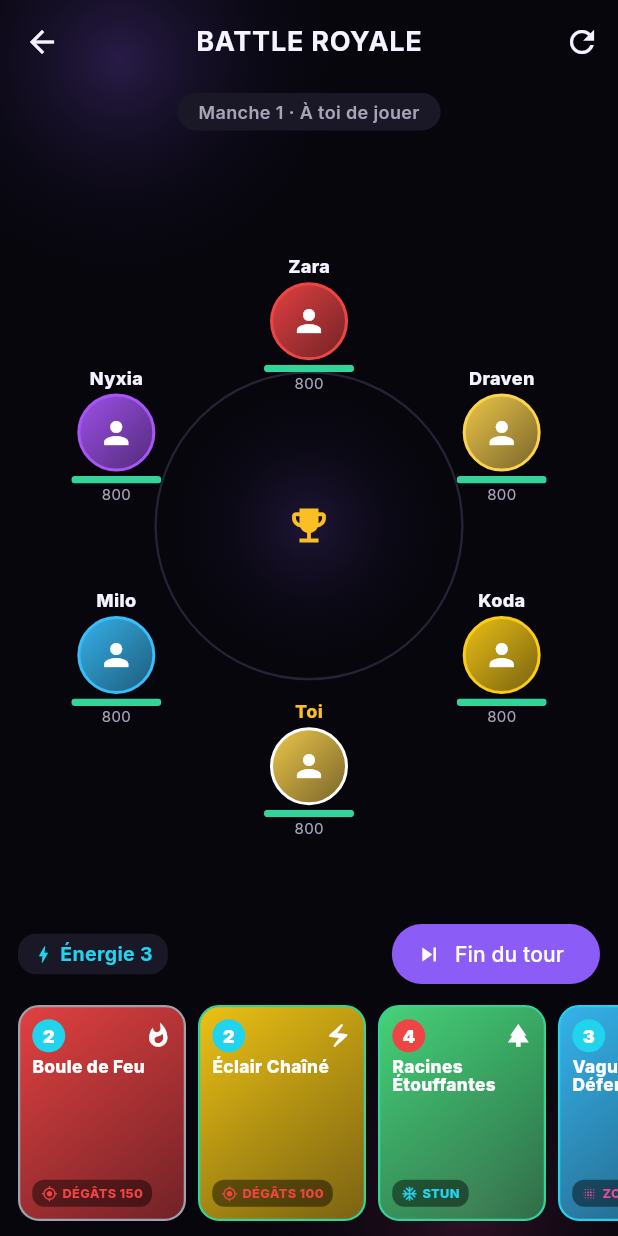
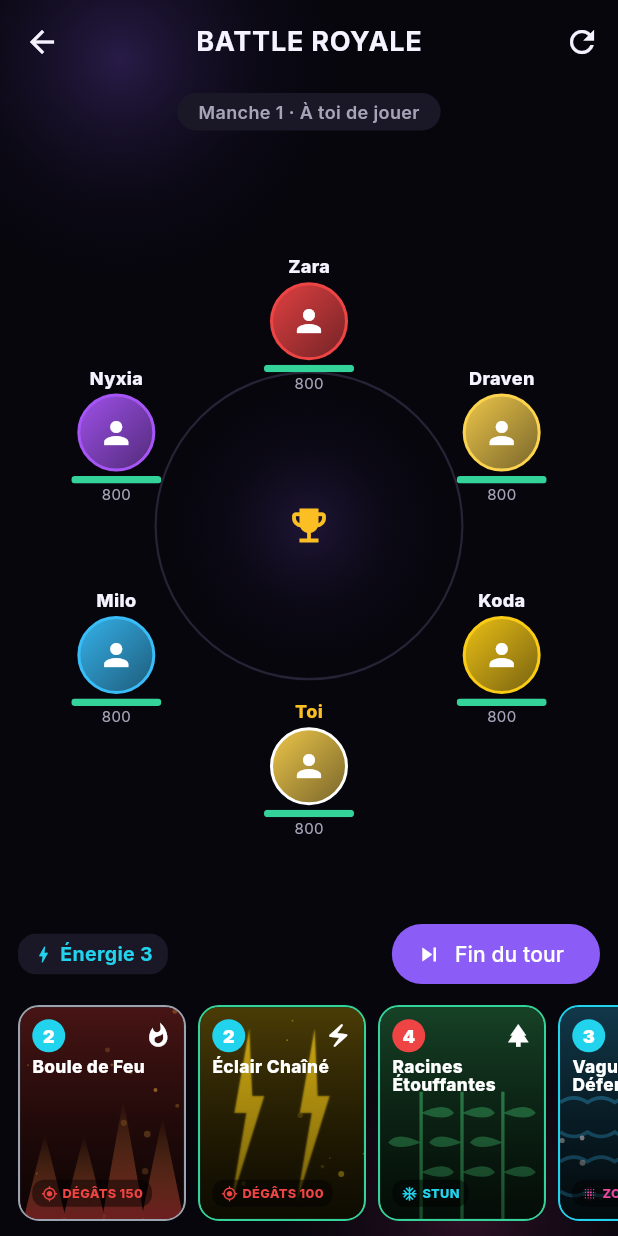
Before and after one commit to Ayoubkkhammassi/gametun, a Flutter app: the BattleRoyaleScreen screen opened directly, after a tap on an icon or button, on a phone screen of 412 x 824 dp. Run offline on Flutter 3.47's test engine with Material 3 defaults, Android fonts, the phone set to English and light mode, and no system bars; our stand-ins replace audioplayers, dio, flutter_riverpod, flutter_secure_storage, go_router, google_fonts and 5 more; missing offline and left inert: record; accounts and stored records are empty.

Commit message:
feat(minigames): cartes illustrées — art procédural par élément (v12)
- CbCardArt : CustomPainter dessinant une scène stylée par élément
  (flammes, vagues, feuilles, éclairs, vide, rayons de lumière)
- Fond des cartes en Battle Royale et TCG (voile pour lisibilité)
- Gratuit, hors-ligne, original ; hook prêt pour de vraies images plus tard
- Bump version 11 -> 12

Co-Authored-By: Claude Opus 4.8 <noreply@anthropic.com>

```diff
--- a/mobile/lib/core/config/env.dart
+++ b/mobile/lib/core/config/env.dart
@@ -18,7 +18,7 @@ class Env {
   /// Numéro de version de CETTE build (à incrémenter à chaque nouvel APK).
   /// Le serveur renvoie la dernière version ; si elle est > à celle-ci,
   /// l'app propose la mise à jour.
-  static const int appVersionCode = 11;
+  static const int appVersionCode = 12;
 
   /// ID client Web Google (public) — pour obtenir un idToken vérifiable serveur.
   static const String googleServerClientId =
--- a/mobile/lib/features/minigames/card_battle/battle_royale_screen.dart
+++ b/mobile/lib/features/minigames/card_battle/battle_royale_screen.dart
@@ -3,6 +3,7 @@ import 'dart:math';
 import 'package:flutter/material.dart';
 import '../../../core/theme/app_colors.dart';
 import '../../../core/widgets/gt_scaffold.dart';
+import 'cb_card_art.dart';
 import 'cb_data.dart';
 import 'cb_models.dart';
 
@@ -715,13 +716,37 @@ class _BattleRoyaleScreenState extends State<BattleRoyaleScreen>
         width: 112,
         transform: Matrix4.translationValues(0, selected ? -10 : 0, 0),
         decoration: BoxDecoration(
-          gradient: c.element.gradient,
           borderRadius: BorderRadius.circular(14),
           border: Border.all(
             color: selected ? AppColors.gold : c.rarity.color,
             width: selected ? 2.5 : 1.5,
           ),
         ),
+        child: ClipRRect(
+          borderRadius: BorderRadius.circular(12),
+          child: Stack(
+            fit: StackFit.expand,
+            children: [
+              // Illustration procédurale (fond).
+              Positioned.fill(
+                child: CbCardArt(element: c.element, seed: c.id.hashCode),
+              ),
+              // Voile pour la lisibilité du texte.
+              Positioned.fill(
+                child: DecoratedBox(
+                  decoration: BoxDecoration(
+                    gradient: LinearGradient(
+                      begin: Alignment.topCenter,
+                      end: Alignment.bottomCenter,
+                      colors: [
+                        Colors.black.withValues(alpha: 0.15),
+                        Colors.black.withValues(alpha: 0.55),
+                      ],
+                    ),
+                  ),
+                ),
+              ),
+              Padding(
                 padding: const EdgeInsets.all(8),
                 child: Column(
                   crossAxisAlignment: CrossAxisAlignment.start,
@@ -733,7 +758,8 @@ class _BattleRoyaleScreenState extends State<BattleRoyaleScreen>
                           height: 22,
                           alignment: Alignment.center,
                           decoration: BoxDecoration(
-                    color: affordable ? AppColors.cyan : AppColors.danger,
+                            color:
+                                affordable ? AppColors.cyan : AppColors.danger,
                             shape: BoxShape.circle,
                           ),
                           child: Text('${c.cost}',
@@ -758,6 +784,10 @@ class _BattleRoyaleScreenState extends State<BattleRoyaleScreen>
                     const Spacer(),
                     _kindBadge(k, c),
                   ],
+                ),
+              ),
+            ],
+          ),
         ),
       ),
     );
--- a/mobile/lib/features/minigames/card_battle/card_battle_screen.dart
+++ b/mobile/lib/features/minigames/card_battle/card_battle_screen.dart
@@ -2,6 +2,7 @@ import 'dart:math';
 import 'package:flutter/material.dart';
 import '../../../core/theme/app_colors.dart';
 import '../../../core/widgets/gt_scaffold.dart';
+import 'cb_card_art.dart';
 import 'cb_data.dart';
 import 'cb_engine.dart';
 import 'cb_models.dart';
@@ -709,7 +710,6 @@ class _CbBattleState extends State<_CbBattle> {
         width: 118,
         transform: Matrix4.translationValues(0, selected ? -10 : 0, 0),
         decoration: BoxDecoration(
-          gradient: c.element.gradient,
           borderRadius: BorderRadius.circular(14),
           border: Border.all(
             color: selected ? AppColors.gold : c.rarity.color,
@@ -721,6 +721,29 @@ class _CbBattleState extends State<_CbBattle> {
                   color: AppColors.gold.withValues(alpha: 0.5), blurRadius: 14),
           ],
         ),
+        child: ClipRRect(
+          borderRadius: BorderRadius.circular(12),
+          child: Stack(
+            fit: StackFit.expand,
+            children: [
+              Positioned.fill(
+                child: CbCardArt(element: c.element, seed: c.id.hashCode),
+              ),
+              Positioned.fill(
+                child: DecoratedBox(
+                  decoration: BoxDecoration(
+                    gradient: LinearGradient(
+                      begin: Alignment.topCenter,
+                      end: Alignment.bottomCenter,
+                      colors: [
+                        Colors.black.withValues(alpha: 0.15),
+                        Colors.black.withValues(alpha: 0.6),
+                      ],
+                    ),
+                  ),
+                ),
+              ),
+              Padding(
                 padding: const EdgeInsets.all(8),
                 child: Column(
                   crossAxisAlignment: CrossAxisAlignment.start,
@@ -732,7 +755,8 @@ class _CbBattleState extends State<_CbBattle> {
                           height: 22,
                           alignment: Alignment.center,
                           decoration: BoxDecoration(
-                    color: affordable ? AppColors.cyan : AppColors.danger,
+                            color:
+                                affordable ? AppColors.cyan : AppColors.danger,
                             shape: BoxShape.circle,
                           ),
                           child: Text('$cost',
@@ -759,7 +783,8 @@ class _CbBattleState extends State<_CbBattle> {
                       child: Text(c.text,
                           maxLines: 4,
                           overflow: TextOverflow.ellipsis,
-                  style: const TextStyle(color: Colors.white, fontSize: 9)),
+                          style:
+                              const TextStyle(color: Colors.white, fontSize: 9)),
                     ),
                     Row(
                       children: [
@@ -769,7 +794,8 @@ class _CbBattleState extends State<_CbBattle> {
                                 fontSize: 8,
                                 fontWeight: FontWeight.w700)),
                         const Spacer(),
-                if (c.type == CbType.creature || c.type == CbType.structure) ...[
+                        if (c.type == CbType.creature ||
+                            c.type == CbType.structure) ...[
                           if (c.type == CbType.creature)
                             _statBadge('${c.attack}', AppColors.gold),
                           const SizedBox(width: 3),
@@ -778,6 +804,10 @@ class _CbBattleState extends State<_CbBattle> {
                       ],
                     ),
                   ],
+                ),
+              ),
+            ],
+          ),
         ),
       ),
     );
--- /dev/null
+++ b/mobile/lib/features/minigames/card_battle/cb_card_art.dart
@@ -0,0 +1,196 @@
+import 'dart:math';
+import 'package:flutter/material.dart';
+import 'cb_models.dart';
+
+/// Illustration procédurale d'une carte, par élément.
+/// Scène stylée dessinée en code (gratuit, hors-ligne, original).
+/// [seed] varie le motif d'une carte à l'autre.
+class CbCardArt extends StatelessWidget {
+  final CbElement element;
+  final int seed;
+  const CbCardArt({super.key, required this.element, this.seed = 0});
+
+  @override
+  Widget build(BuildContext context) {
+    return CustomPaint(
+      painter: _ArtPainter(element, seed),
+      child: const SizedBox.expand(),
+    );
+  }
+}
+
+class _ArtPainter extends CustomPainter {
+  final CbElement element;
+  final int seed;
+  _ArtPainter(this.element, this.seed);
+
+  @override
+  void paint(Canvas canvas, Size size) {
+    final rng = Random(seed * 97 + element.index * 13 + 7);
+    final c = element.color;
+    // Fond dégradé sombre teinté élément.
+    final bg = Paint()
+      ..shader = LinearGradient(
+        begin: Alignment.topCenter,
+        end: Alignment.bottomCenter,
+        colors: [
+          Color.lerp(Colors.black, c, 0.35)!,
+          Color.lerp(Colors.black, c, 0.12)!,
+        ],
+      ).createShader(Offset.zero & size);
+    canvas.drawRect(Offset.zero & size, bg);
+
+    switch (element) {
+      case CbElement.braise:
+        _braise(canvas, size, rng, c);
+        break;
+      case CbElement.flots:
+        _flots(canvas, size, rng, c);
+        break;
+      case CbElement.verdant:
+        _verdant(canvas, size, rng, c);
+        break;
+      case CbElement.orage:
+        _orage(canvas, size, rng, c);
+        break;
+      case CbElement.vide:
+        _vide(canvas, size, rng, c);
+        break;
+      case CbElement.lumiere:
+        _lumiere(canvas, size, rng, c);
+        break;
+    }
+  }
+
+  // ---- Scènes par élément ------------------------------------------------
+
+  void _braise(Canvas cv, Size s, Random r, Color c) {
+    // Arcs de flammes en bas + braises qui montent.
+    final flame = Paint()..style = PaintingStyle.fill;
+    for (var i = 0; i < 4; i++) {
+      final x = s.width * (0.15 + 0.24 * i);
+      final h = s.height * (0.35 + r.nextDouble() * 0.3);
+      final path = Path()
+        ..moveTo(x - 14, s.height)
+        ..quadraticBezierTo(x - 6, s.height - h * 0.6, x, s.height - h)
+        ..quadraticBezierTo(x + 6, s.height - h * 0.6, x + 14, s.height)
+        ..close();
+      flame.shader = LinearGradient(
+        begin: Alignment.bottomCenter,
+        end: Alignment.topCenter,
+        colors: [c, Colors.orangeAccent.withValues(alpha: 0.0)],
+      ).createShader(Rect.fromLTWH(x - 14, s.height - h, 28, h));
+      cv.drawPath(path, flame);
+    }
+    _sparks(cv, s, r, Colors.orangeAccent, 14);
+  }
+
+  void _flots(Canvas cv, Size s, Random r, Color c) {
+    final wave = Paint()
+      ..style = PaintingStyle.stroke
+      ..strokeWidth = 2.4
+      ..color = c.withValues(alpha: 0.5);
+    for (var i = 0; i < 4; i++) {
+      final y = s.height * (0.45 + i * 0.14);
+      final path = Path()..moveTo(0, y);
+      for (var x = 0.0; x <= s.width; x += s.width / 6) {
+        path.relativeQuadraticBezierTo(
+            s.width / 12, (i.isEven ? -1 : 1) * 6, s.width / 6, 0);
+      }
+      cv.drawPath(path, wave);
+    }
+    _sparks(cv, s, r, Colors.white, 8);
+  }
+
+  void _verdant(Canvas cv, Size s, Random r, Color c) {
+    // Tiges + feuilles.
+    final stem = Paint()
+      ..style = PaintingStyle.stroke
+      ..strokeWidth = 2.2
+      ..color = c.withValues(alpha: 0.7);
+    final leaf = Paint()..color = c.withValues(alpha: 0.55);
+    for (var i = 0; i < 3; i++) {
+      final x = s.width * (0.25 + i * 0.25);
+      cv.drawLine(Offset(x, s.height), Offset(x, s.height * 0.4), stem);
+      for (var j = 0; j < 3; j++) {
+        final y = s.height * (0.5 + j * 0.14);
+        final dir = j.isEven ? 1 : -1;
+        final path = Path()
+          ..moveTo(x, y)
+          ..quadraticBezierTo(x + dir * 16, y - 8, x + dir * 22, y)
+          ..quadraticBezierTo(x + dir * 16, y + 6, x, y)
+          ..close();
+        cv.drawPath(path, leaf);
+      }
+    }
+  }
+
+  void _orage(Canvas cv, Size s, Random r, Color c) {
+    final bolt = Paint()
+      ..color = c
+      ..style = PaintingStyle.fill;
+    for (var i = 0; i < 2; i++) {
+      final x = s.width * (0.3 + i * 0.4);
+      final path = Path()
+        ..moveTo(x, s.height * 0.1)
+        ..lineTo(x - 10, s.height * 0.5)
+        ..lineTo(x - 2, s.height * 0.5)
+        ..lineTo(x - 12, s.height * 0.92)
+        ..lineTo(x + 10, s.height * 0.42)
+        ..lineTo(x + 2, s.height * 0.42)
+        ..close();
+      cv.drawPath(
+          path,
+          bolt
+            ..maskFilter = const MaskFilter.blur(BlurStyle.normal, 0.6));
+    }
+    _sparks(cv, s, r, c, 10);
+  }
+
+  void _vide(Canvas cv, Size s, Random r, Color c) {
+    // Anneaux concentriques + étoiles.
+    final ring = Paint()
+      ..style = PaintingStyle.stroke
+      ..strokeWidth = 1.6;
+    final center = Offset(s.width / 2, s.height * 0.5);
+    for (var i = 0; i < 4; i++) {
+      ring.color = c.withValues(alpha: 0.5 - i * 0.1);
+      cv.drawCircle(center, 10.0 + i * 12, ring);
+    }
+    _sparks(cv, s, r, Colors.white, 16);
+  }
+
+  void _lumiere(Canvas cv, Size s, Random r, Color c) {
+    // Rayons depuis le haut.
+    final center = Offset(s.width / 2, s.height * 0.28);
+    final ray = Paint()..color = c.withValues(alpha: 0.28);
+    for (var i = 0; i < 10; i++) {
+      final a = pi / 2 + (i - 5) * 0.16;
+      final p = Path()
+        ..moveTo(center.dx, center.dy)
+        ..lineTo(center.dx + cos(a - 0.05) * s.height,
+            center.dy + sin(a - 0.05) * s.height)
+        ..lineTo(center.dx + cos(a + 0.05) * s.height,
+            center.dy + sin(a + 0.05) * s.height)
+        ..close();
+      cv.drawPath(p, ray);
+    }
+    cv.drawCircle(center, 10, Paint()..color = c);
+  }
+
+  void _sparks(Canvas cv, Size s, Random r, Color c, int n) {
+    final p = Paint();
+    for (var i = 0; i < n; i++) {
+      p.color = c.withValues(alpha: 0.25 + r.nextDouble() * 0.5);
+      cv.drawCircle(
+        Offset(r.nextDouble() * s.width, r.nextDouble() * s.height),
+        r.nextDouble() * 1.8 + 0.5,
+        p,
+      );
+    }
+  }
+
+  @override
+  bool shouldRepaint(covariant _ArtPainter old) =>
+      old.element != element || old.seed != seed;
+}
```
Also changed, not shown: 1 other file. Lines whose indentation alone changed are shown as unchanged.
